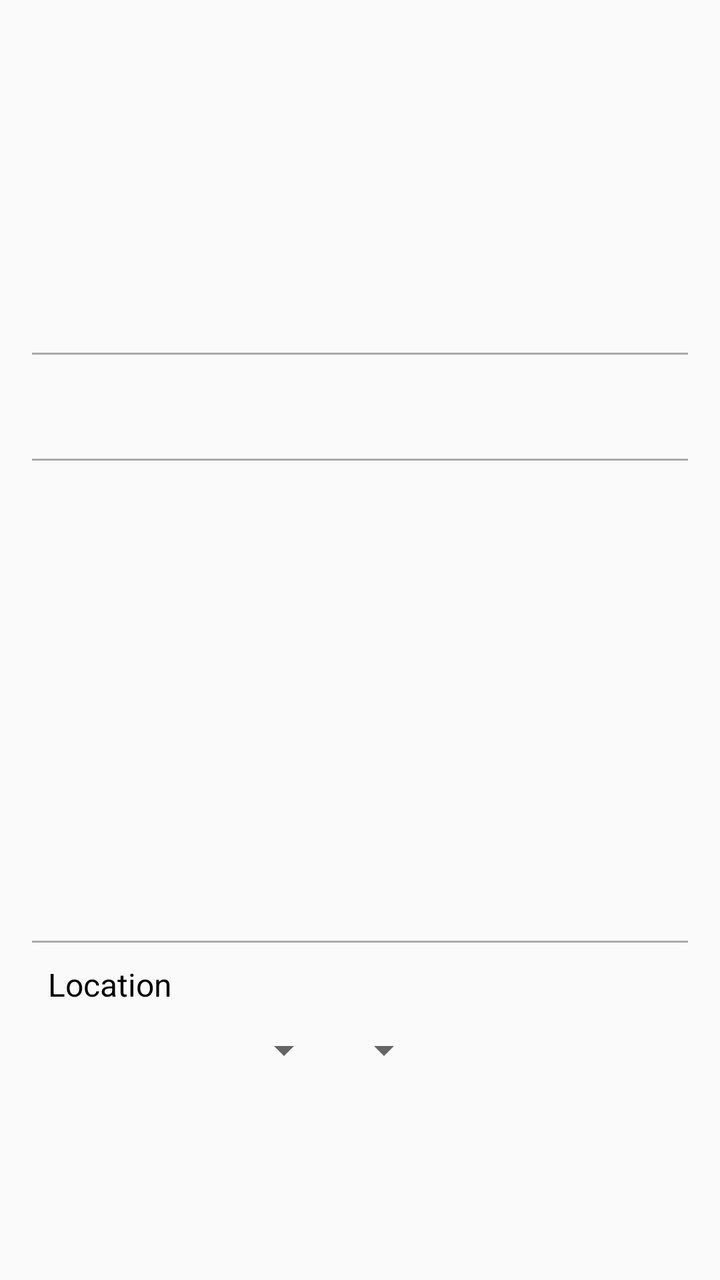
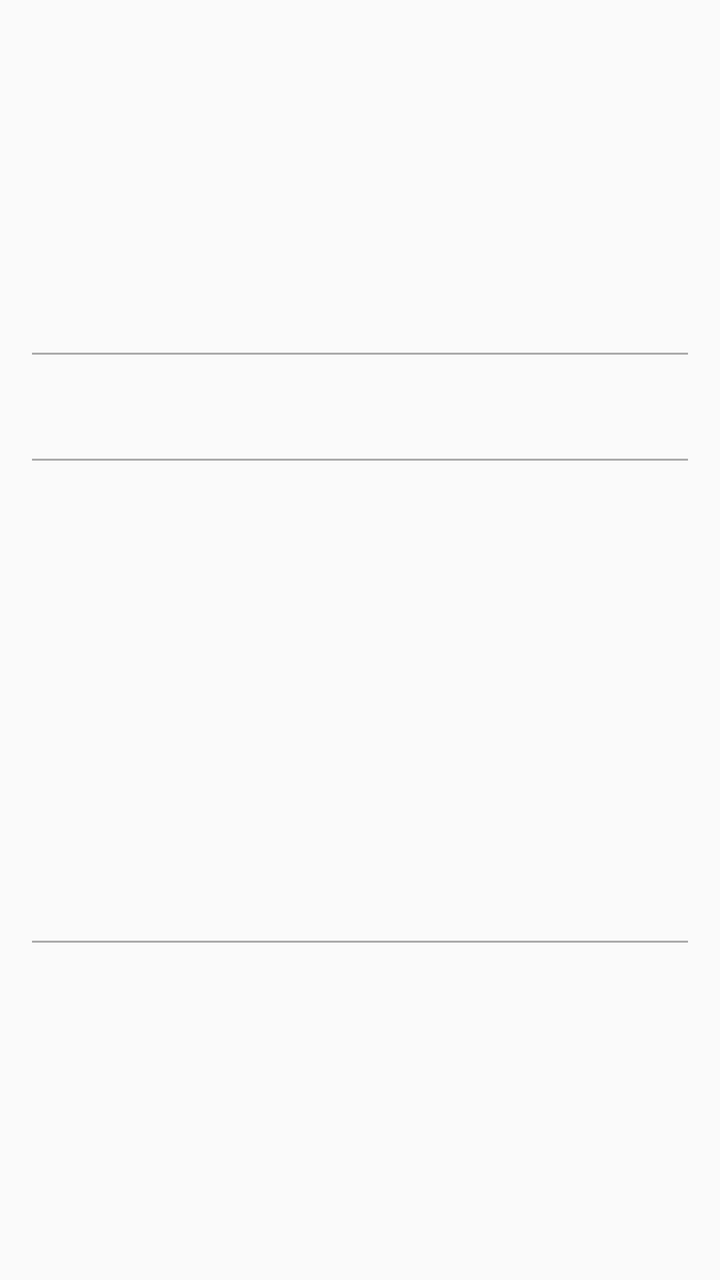

Screens rendered from an Android XML layout before and after an edit, with the pre-edit source and the edit as a unified diff.
<!-- AndroidManifest.xml: application theme AppTheme -->
<!-- res/layout/fragment_detail_wide.xml -->
<LinearLayout xmlns:android="http://schemas.android.com/apk/res/android"
    android:layout_width="match_parent"
    android:layout_height="match_parent">

    <LinearLayout
        android:layout_width="match_parent"
        android:layout_height="wrap_content"
        android:layout_gravity="center_horizontal"
        android:orientation="vertical"
        android:padding="16dp"
        android:paddingLeft="5dp"
        android:weightSum="1">

        

        <TextView
            android:id="@+id/detail_dog_name_text_view"
            android:layout_width="wrap_content"
            android:layout_height="wrap_content"
            android:fontFamily="sans-serif-condensed"
            android:textColor="@color/black"
            android:textSize="72sp" />

        <TextView
            android:id="@+id/detail_dog_gender_textview"
            android:layout_width="wrap_content"
            android:layout_height="wrap_content"
            android:fontFamily="sans-serif-condensed"
            android:textColor="@color/grey_700"
            android:textSize="48sp" />
        <View
            android:layout_width="match_parent"
            android:layout_height="1dp"
            android:background="@android:color/darker_gray" />

         <RadioGroup
            android:id="@+id/walking_color_radio_group"
            android:layout_width="wrap_content"
            android:layout_height="52dp"
            android:layout_weight="0.49"
            android:orientation="horizontal">
            

            <RadioButton
                android:id="@+id/radio_blue"
                android:layout_width="wrap_content"
                android:layout_height="wrap_content"
                android:drawablePadding="10dp"
                android:drawableTop="@drawable/circle"
                android:gravity="center_vertical|right"
                android:text="Blue"
                android:textStyle="bold"
                android:visibility="invisible" />

            <RadioButton
                android:id="@+id/radio_pink"
                android:layout_width="wrap_content"
                android:layout_height="wrap_content"
                android:drawablePadding="10dp"
                android:drawableTop="@drawable/circle"
                android:gravity="center_vertical|right"
                android:text="Pink"
                android:textStyle="bold"
                android:visibility="invisible" />

            

            <RadioButton
                android:id="@+id/radio_yellow"
                android:layout_width="wrap_content"
                android:layout_height="wrap_content"
                android:drawablePadding="10dp"
                android:drawableTop="@drawable/circle"
                android:gravity="center_vertical|right"
                android:text="Yellow"
                android:textStyle="bold"
                android:visibility="invisible" />

            <RadioButton
                android:id="@+id/radio_orange"
                android:layout_width="wrap_content"
                android:layout_height="wrap_content"
                android:drawablePadding="10dp"
                android:drawableTop="@drawable/circle"
                android:gravity="center_vertical|right"
                android:text="Orange"
                android:textStyle="bold"
                android:visibility="invisible" />

            <RadioButton
                android:id="@+id/radio_red"
                android:layout_width="wrap_content"
                android:layout_height="wrap_content"
                android:drawablePadding="10dp"
                android:drawableTop="@drawable/circle"
                android:gravity="center_vertical|right"
                android:text="Red"
                android:textStyle="bold"
                android:visibility="invisible" />

        </RadioGroup>
        <View
            android:layout_width="match_parent"
            android:layout_height="1dp"
            android:background="@android:color/darker_gray"
            android:paddingTop="20dp"/>

        
        <LinearLayout
            android:layout_width="match_parent"
            android:layout_height="match_parent"
            android:layout_marginRight="0dp"
            android:layout_marginTop="16dp"
            android:orientation="vertical">

            <CheckBox
                android:id="@+id/playgroup_check_box"
                android:layout_width="match_parent"
                android:layout_height="wrap_content"
                android:checkMark="?android:attr/listChoiceIndicatorMultiple"
                android:checked="false"
                android:text=" Playgroup"
                android:visibility="invisible" />

            <CheckBox
                android:id="@+id/walk_AM_checked_text_view"
                android:layout_width="match_parent"
                android:layout_height="wrap_content"
                android:checkMark="?android:attr/listChoiceIndicatorMultiple"
                android:checked="false"
                android:text=" Walk AM"
                android:visibility="invisible" />

            <CheckBox
                android:id="@+id/walk_PM_checked_text_view"
                android:layout_width="match_parent"
                android:layout_height="wrap_content"
                android:checkMark="?android:attr/listChoiceIndicatorMultiple"
                android:checked="false"
                android:text=" Walk PM"
                android:visibility="invisible" />

            <CheckBox
                android:id="@+id/office_checked_text_view"
                android:layout_width="match_parent"
                android:layout_height="wrap_content"
                android:checkMark="?android:attr/listChoiceIndicatorMultiple"
                android:checked="false"
                android:text=" Office"
                android:visibility="invisible" />

            <CheckBox
                android:id="@+id/visitor_checked_text_view"
                android:layout_width="match_parent"
                android:layout_height="wrap_content"
                android:checkMark="?android:attr/listChoiceIndicatorMultiple"
                android:checked="false"
                android:text=" Visitor Room"
                android:visibility="invisible" />

            <CheckBox
                android:id="@+id/volunteer_room_checked_text_view"
                android:layout_width="match_parent"
                android:layout_height="wrap_content"
                android:checkMark="?android:attr/listChoiceIndicatorMultiple"
                android:checked="false"
                android:text=" Volunteer Room"
                android:visibility="invisible" />

            <CheckBox
                android:id="@+id/adventure_tails_checked_text_view"
                android:layout_width="match_parent"
                android:layout_height="wrap_content"
                android:checkMark="?android:attr/listChoiceIndicatorMultiple"
                android:checked="false"
                android:text=" Adventure Tails"
                android:visibility="invisible" />

        </LinearLayout>
        <View
            android:layout_width="match_parent"
            android:layout_height="1dp"
            android:background="@android:color/darker_gray" />
        <TextView
            android:id="@+id/location_text"
            android:layout_width="wrap_content"
            android:layout_height="wrap_content"
            android:text="  Location"
            android:gravity="left"
            android:textAppearance="@color/black"
            android:textSize="16sp"
            android:layout_marginBottom="10dp"
            android:layout_marginTop="10dp"/>
        <LinearLayout
            android:layout_width="match_parent"
            android:layout_height="match_parent"
            android:layout_marginBottom="16dp"
            android:layout_marginRight="0dp"
            android:orientation="horizontal">

            <Spinner
                android:id="@+id/spinner_first"
                android:layout_width="150dp"
                android:layout_height="wrap_content"
                android:dropDownWidth="150dp" />

            <Spinner
                android:id="@+id/spinner_second"
                android:layout_width="50dp"
                android:layout_height="wrap_content"
                android:dropDownWidth="50dp" />
        </LinearLayout>
    </LinearLayout>
</LinearLayout>
<!-- resources referenced by this layout -->
<resources>
  <color name="black">#000000</color>
  <color name="grey_700">#646464</color>
  <!-- drawable circle: png bitmap (drawable-xxhdpi, 556 bytes) -->
  <style name="AppTheme" parent="@style/Theme.AppCompat.Light.DarkActionBar">
          <item name="colorPrimary">@color/sunshine_blue</item>
          <item name="colorPrimaryDark">@color/sunshine_dark_blue</item>
      </style>
  <color name="sunshine_blue">#ff1ca8f4</color>
  <color name="sunshine_dark_blue">#0288D1</color>
</resources>

<!-- the commit's change to res/layout/fragment_detail_wide.xml (unified diff, before → after) -->
@@ -181,34 +181,6 @@
             android:layout_width="match_parent"
             android:layout_height="1dp"
             android:background="@android:color/darker_gray" />
-        <TextView
-            android:id="@+id/location_text"
-            android:layout_width="wrap_content"
-            android:layout_height="wrap_content"
-            android:text="  Location"
-            android:gravity="left"
-            android:textAppearance="@color/black"
-            android:textSize="16sp"
-            android:layout_marginBottom="10dp"
-            android:layout_marginTop="10dp"/>
-        <LinearLayout
-            android:layout_width="match_parent"
-            android:layout_height="match_parent"
-            android:layout_marginBottom="16dp"
-            android:layout_marginRight="0dp"
-            android:orientation="horizontal">
 
-            <Spinner
-                android:id="@+id/spinner_first"
-                android:layout_width="150dp"
-                android:layout_height="wrap_content"
-                android:dropDownWidth="150dp" />
-
-            <Spinner
-                android:id="@+id/spinner_second"
-                android:layout_width="50dp"
-                android:layout_height="wrap_content"
-                android:dropDownWidth="50dp" />
-        </LinearLayout>
     </LinearLayout>
 </LinearLayout>
